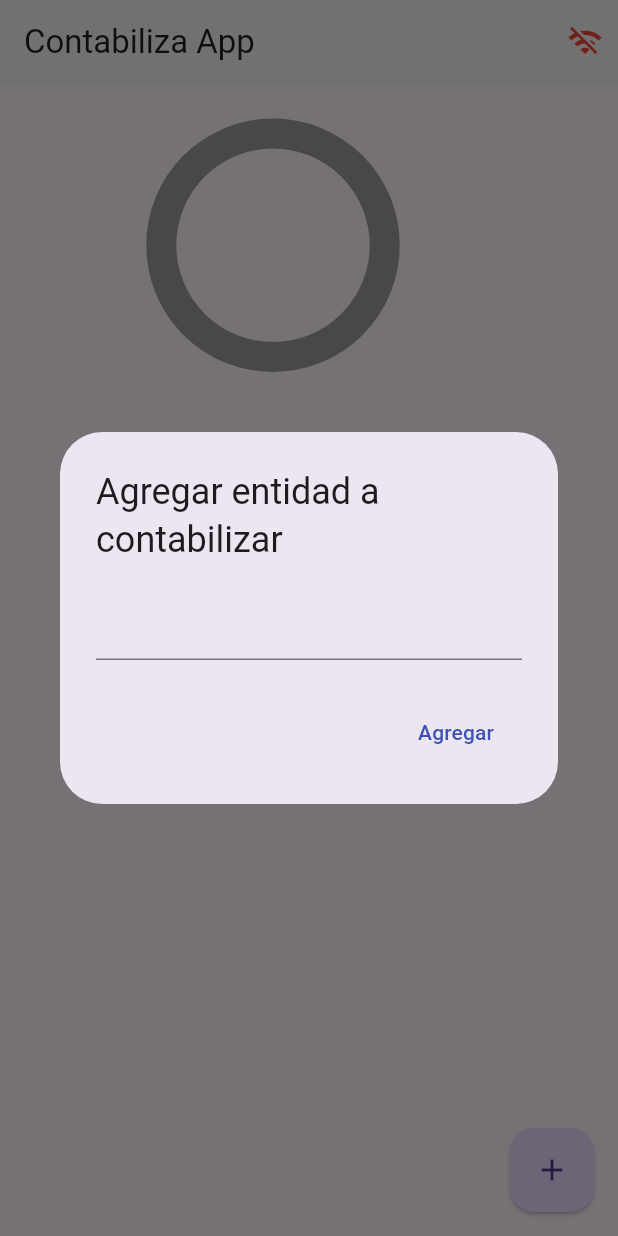
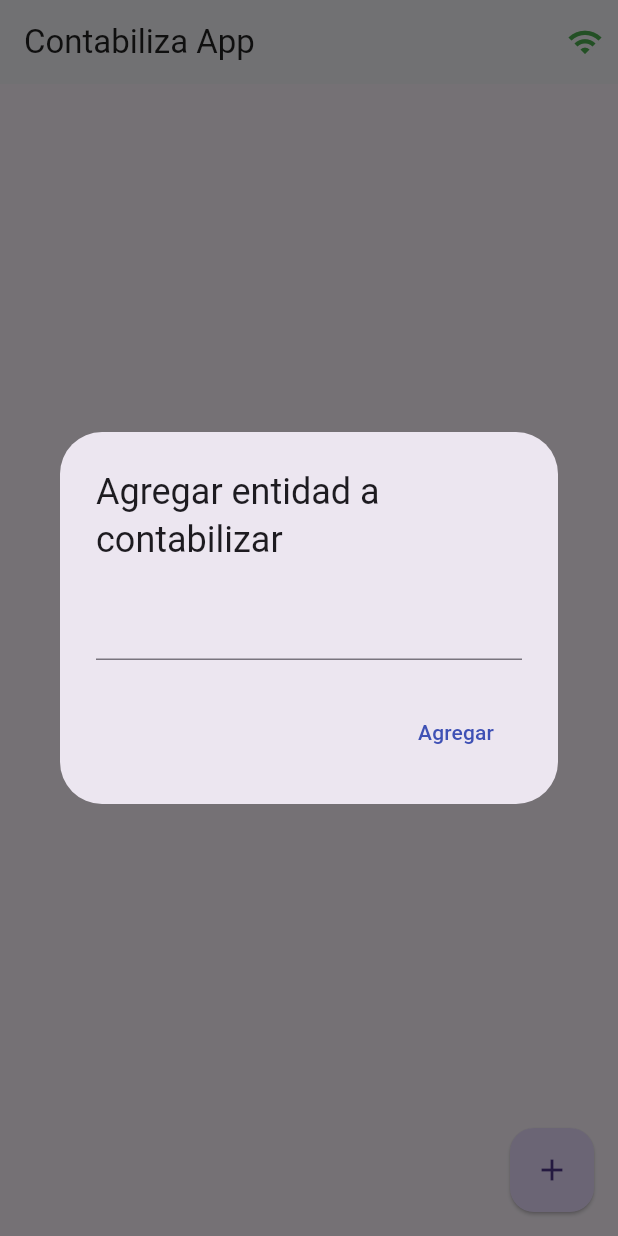
Before and after one commit to David-Maldonado/contabiliza_app, a Flutter app: the screen it shows after launch, after a tap on the "add" icon, on a phone screen of 412 x 824 dp. Run offline on Flutter 3.47's test engine with Material 3 defaults, Android fonts, the phone set to English and light mode, and no system bars; drawn by our look-alikes of pie_chart; our stand-ins replace socket_io_client; network calls fail.

Commit message:
se elimina el chart

```diff
--- a/lib/pages/home.dart
+++ b/lib/pages/home.dart
@@ -66,22 +66,11 @@ class _HomePageState extends State<HomePage> {
             )
           ],
         ),
-        body: Column(
-          children: [
-            const SizedBox(
-              height: 25,
-            ),
-            _mostrarGrafica(),
-            //expanded es para que tome todo el espacio disponible
-            Expanded(
-              child: ListView.builder(
-                  itemCount: entidadesContables.length,
-                  itemBuilder: (BuildContext context, int index) {
-                    return _entidadContableTitle(entidadesContables[index]);
-                  }),
-            ),
-          ],
-        ),
+        body: ListView.builder(
+            itemCount: entidadesContables.length,
+            itemBuilder: (BuildContext context, int index) {
+              return _entidadContableTitle(entidadesContables[index]);
+            }),
         floatingActionButton: FloatingActionButton(
           onPressed: addNewEntidadContable,
           elevation: 1,
@@ -185,20 +174,21 @@ class _HomePageState extends State<HomePage> {
     Navigator.of(context).pop();
   }
 
-  Widget _mostrarGrafica() {
-    Map<String, double> dataMap = Map();
+  // Widget _mostrarGrafica() {
+  //   Map<String, double> dataMap = Map();
 
-    for (var entidad in entidadesContables) {
-      dataMap.putIfAbsent(
-          entidad.descripcion, () => entidad.cantidad.toDouble());
-    }
+  //   for (var entidad in entidadesContables) {
+  //     dataMap.putIfAbsent(
+  //         entidad.descripcion, () => entidad.cantidad.toDouble());
+  //     print(dataMap);
+  //   }
 
-    return SizedBox(
-        width: double.infinity,
-        height: 165,
-        child: PieChart(
-          dataMap: dataMap,
-          chartType: ChartType.ring,
-        ));
-  }
+  //   return SizedBox(
+  //       width: double.infinity,
+  //       height: 165,
+  //       child: PieChart(
+  //         dataMap: dataMap,
+  //         chartType: ChartType.ring,
+  //       ));
+  // }
 }
--- a/lib/services/socket_service.dart
+++ b/lib/services/socket_service.dart
@@ -1,31 +1,40 @@
 import 'package:flutter/material.dart';
 import 'package:socket_io_client/socket_io_client.dart' as IO;
 
+// ignore: constant_identifier_names
 enum ServerStatus { Conectado, Desconectado, Conectando }
 
 class SocketService with ChangeNotifier {
-  ServerStatus _serverStatus = ServerStatus.Conectando;
-  final IO.Socket _socket = IO.io('http://192.168.100.128:3001', {
-    'transports': ['websocket'],
-    'autoConnect': true,
-  });
+  ServerStatus _serverStatus = ServerStatus.Conectado;
+  late IO.Socket _socket;
 
   ServerStatus get serverStatus => _serverStatus;
   IO.Socket get socket => _socket;
+  Function get emit => _socket.emit;
 
   SocketService() {
     _initConfig();
   }
 
   void _initConfig() {
-    _socket.onConnect((_) {
+    _socket = IO.io('https://contabiliza-server.vercel.app/', {
+      'transports': ['websocket'],
+      'autoConnect': true
+    });
+
+    _socket.on('connect', (_) {
       _serverStatus = ServerStatus.Conectado;
       notifyListeners();
     });
 
-    _socket.onDisconnect((_) {
+    _socket.on('disconnect', (_) {
       _serverStatus = ServerStatus.Desconectado;
       notifyListeners();
     });
+
+    _socket.on('error', (error) {
+      print('Error de conexión: $error');
+      // Manejar el error de conexión aquí, si es necesario
+    });
   }
 }
```
Also changed, not shown: pubspec.yaml (+6 -19 lines), pubspec.lock, 2 other files.
